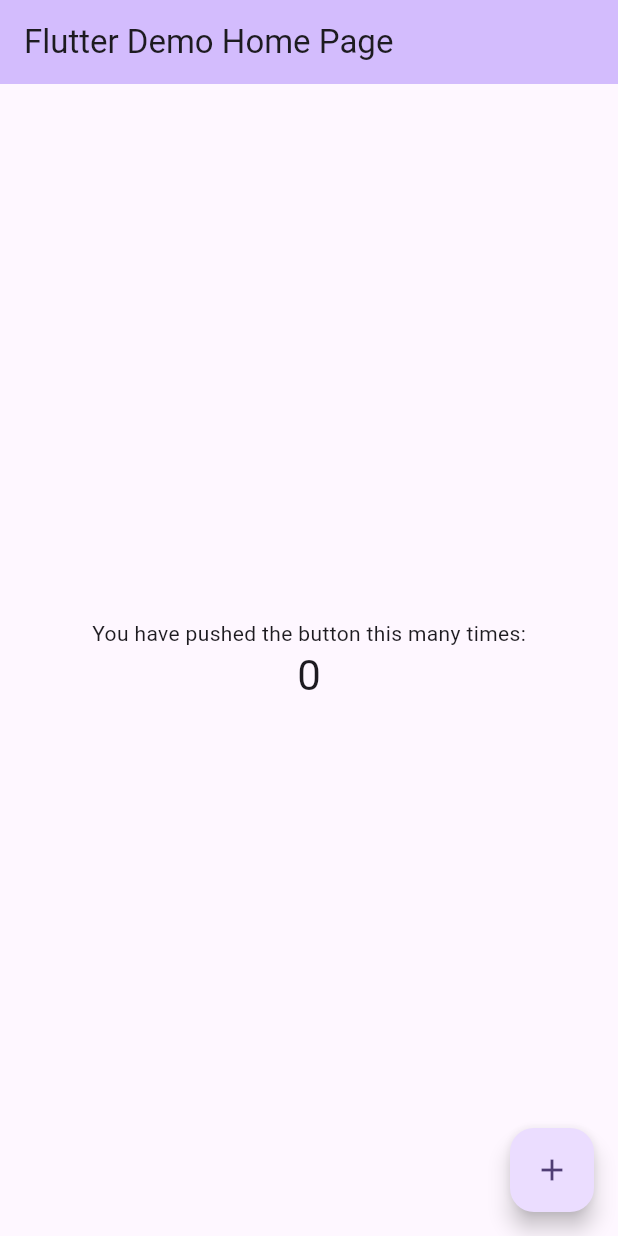
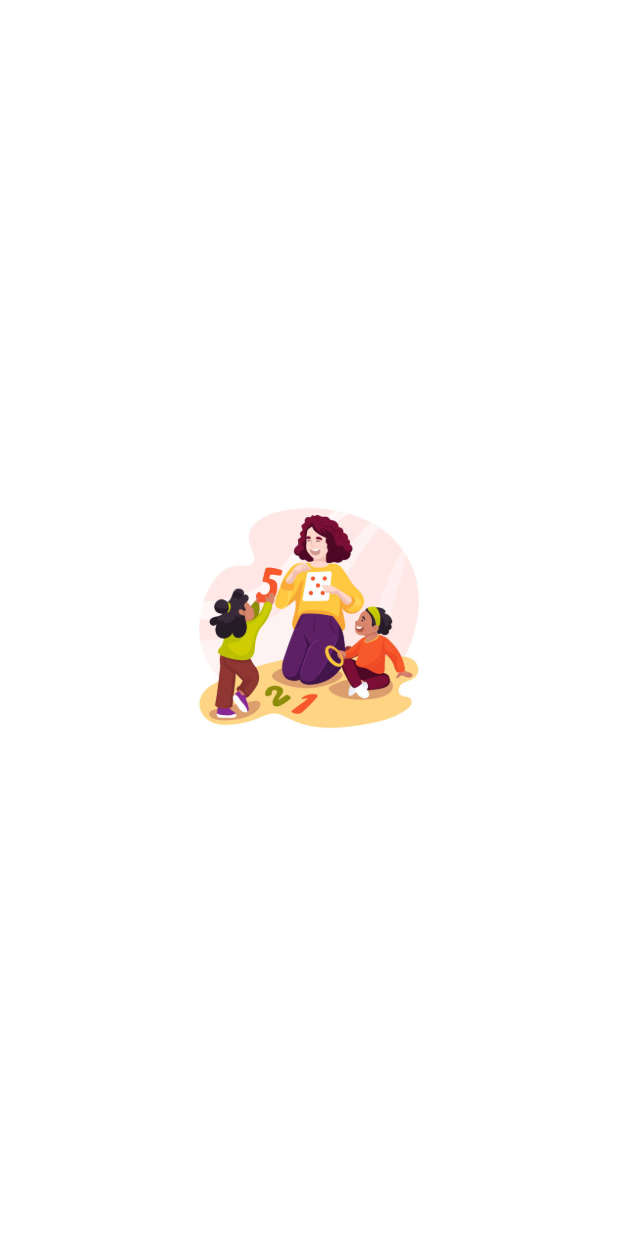
Before and after one commit to ommore86/Tiny-Tots, a Flutter app: the first screen one second after launch, on a phone screen of 412 x 824 dp. Run offline on Flutter 3.47's test engine with Material 3 defaults, Android fonts, the light colour scheme and no system bars.

Commit message:
Splash Screen

```diff
--- a/tiny_tots/lib/main.dart
+++ b/tiny_tots/lib/main.dart
@@ -1,122 +1,16 @@
 import 'package:flutter/material.dart';
+import 'splash_screen.dart';
 
 void main() {
-  runApp(const MyApp());
+  runApp(MyApp());
 }
 
 class MyApp extends StatelessWidget {
-  const MyApp({super.key});
-
-  // This widget is the root of your application.
   @override
   Widget build(BuildContext context) {
     return MaterialApp(
-      title: 'Flutter Demo',
-      theme: ThemeData(
-        // This is the theme of your application.
-        //
-        // TRY THIS: Try running your application with "flutter run". You'll see
-        // the application has a purple toolbar. Then, without quitting the app,
-        // try changing the seedColor in the colorScheme below to Colors.green
-        // and then invoke "hot reload" (save your changes or press the "hot
-        // reload" button in a Flutter-supported IDE, or press "r" if you used
-        // the command line to start the app).
-        //
-        // Notice that the counter didn't reset back to zero; the application
-        // state is not lost during the reload. To reset the state, use hot
-        // restart instead.
-        //
-        // This works for code too, not just values: Most code changes can be
-        // tested with just a hot reload.
-        colorScheme: ColorScheme.fromSeed(seedColor: Colors.deepPurple),
-      ),
-      home: const MyHomePage(title: 'Flutter Demo Home Page'),
+      debugShowCheckedModeBanner: false,
+      home: SplashScreen(), // Set SplashScreen as the first screen
     );
   }
 }
-
-class MyHomePage extends StatefulWidget {
-  const MyHomePage({super.key, required this.title});
-
-  // This widget is the home page of your application. It is stateful, meaning
-  // that it has a State object (defined below) that contains fields that affect
-  // how it looks.
-
-  // This class is the configuration for the state. It holds the values (in this
-  // case the title) provided by the parent (in this case the App widget) and
-  // used by the build method of the State. Fields in a Widget subclass are
-  // always marked "final".
-
-  final String title;
-
-  @override
-  State<MyHomePage> createState() => _MyHomePageState();
-}
-
-class _MyHomePageState extends State<MyHomePage> {
-  int _counter = 0;
-
-  void _incrementCounter() {
-    setState(() {
-      // This call to setState tells the Flutter framework that something has
-      // changed in this State, which causes it to rerun the build method below
-      // so that the display can reflect the updated values. If we changed
-      // _counter without calling setState(), then the build method would not be
-      // called again, and so nothing would appear to happen.
-      _counter++;
-    });
-  }
-
-  @override
-  Widget build(BuildContext context) {
-    // This method is rerun every time setState is called, for instance as done
-    // by the _incrementCounter method above.
-    //
-    // The Flutter framework has been optimized to make rerunning build methods
-    // fast, so that you can just rebuild anything that needs updating rather
-    // than having to individually change instances of widgets.
-    return Scaffold(
-      appBar: AppBar(
-        // TRY THIS: Try changing the color here to a specific color (to
-        // Colors.amber, perhaps?) and trigger a hot reload to see the AppBar
-        // change color while the other colors stay the same.
-        backgroundColor: Theme.of(context).colorScheme.inversePrimary,
-        // Here we take the value from the MyHomePage object that was created by
-        // the App.build method, and use it to set our appbar title.
-        title: Text(widget.title),
-      ),
-      body: Center(
-        // Center is a layout widget. It takes a single child and positions it
-        // in the middle of the parent.
-        child: Column(
-          // Column is also a layout widget. It takes a list of children and
-          // arranges them vertically. By default, it sizes itself to fit its
-          // children horizontally, and tries to be as tall as its parent.
-          //
-          // Column has various properties to control how it sizes itself and
-          // how it positions its children. Here we use mainAxisAlignment to
-          // center the children vertically; the main axis here is the vertical
-          // axis because Columns are vertical (the cross axis would be
-          // horizontal).
-          //
-          // TRY THIS: Invoke "debug painting" (choose the "Toggle Debug Paint"
-          // action in the IDE, or press "p" in the console), to see the
-          // wireframe for each widget.
-          mainAxisAlignment: MainAxisAlignment.center,
-          children: <Widget>[
-            const Text('You have pushed the button this many times:'),
-            Text(
-              '$_counter',
-              style: Theme.of(context).textTheme.headlineMedium,
-            ),
-          ],
-        ),
-      ),
-      floatingActionButton: FloatingActionButton(
-        onPressed: _incrementCounter,
-        tooltip: 'Increment',
-        child: const Icon(Icons.add),
-      ), // This trailing comma makes auto-formatting nicer for build methods.
-    );
-  }
-}
--- /dev/null
+++ b/tiny_tots/lib/splash_screen.dart
@@ -0,0 +1,38 @@
+import 'dart:async';
+import 'package:flutter/material.dart';
+
+class SplashScreen extends StatefulWidget {
+  @override
+  _SplashScreenState createState() => _SplashScreenState();
+}
+
+class _SplashScreenState extends State<SplashScreen> {
+  @override
+  void initState() {
+    super.initState();
+    Timer(Duration(seconds: 3), () {
+      Navigator.of(context).pushReplacement(
+        MaterialPageRoute(builder: (_) => HomeScreen()),
+      );
+    });
+  }
+
+  @override
+  Widget build(BuildContext context) {
+    return Scaffold(
+      backgroundColor: Colors.white,
+      body: Center(
+        child: Image.asset("assets/splash_logo.jpg", width: 200), // Your logo
+      ),
+    );
+  }
+}
+
+class HomeScreen extends StatelessWidget {
+  @override
+  Widget build(BuildContext context) {
+    return Scaffold(
+      body: Center(child: Text('Welcome to Nursery Learning App')),
+    );
+  }
+}
```
Also changed, not shown: tiny_tots/pubspec.yaml (+16 -54 lines), tiny_tots/assets/splash_logo.jpg (added).
